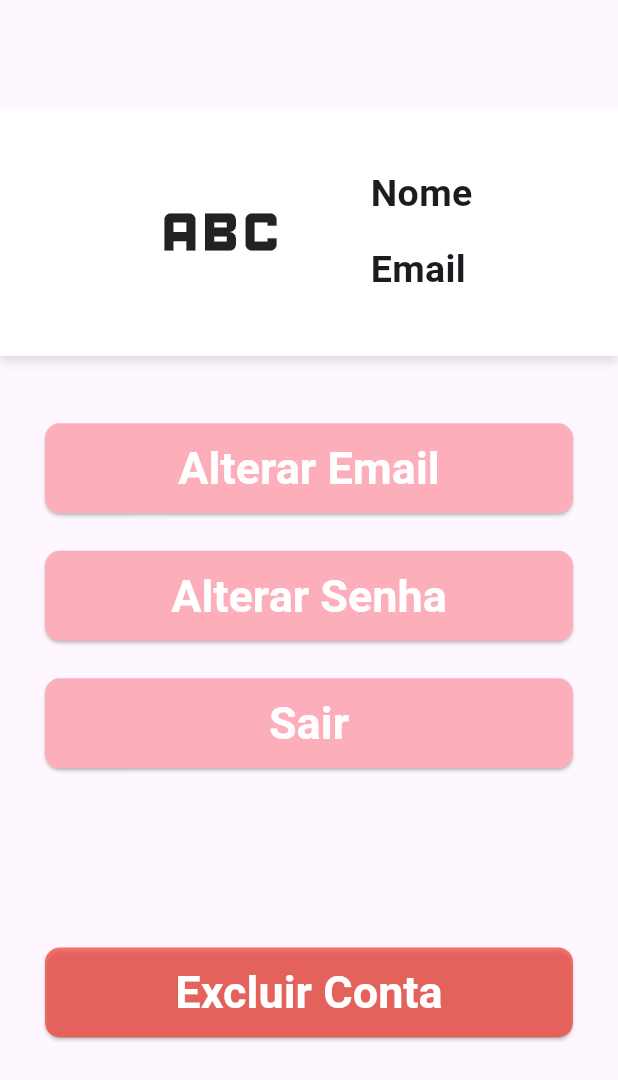
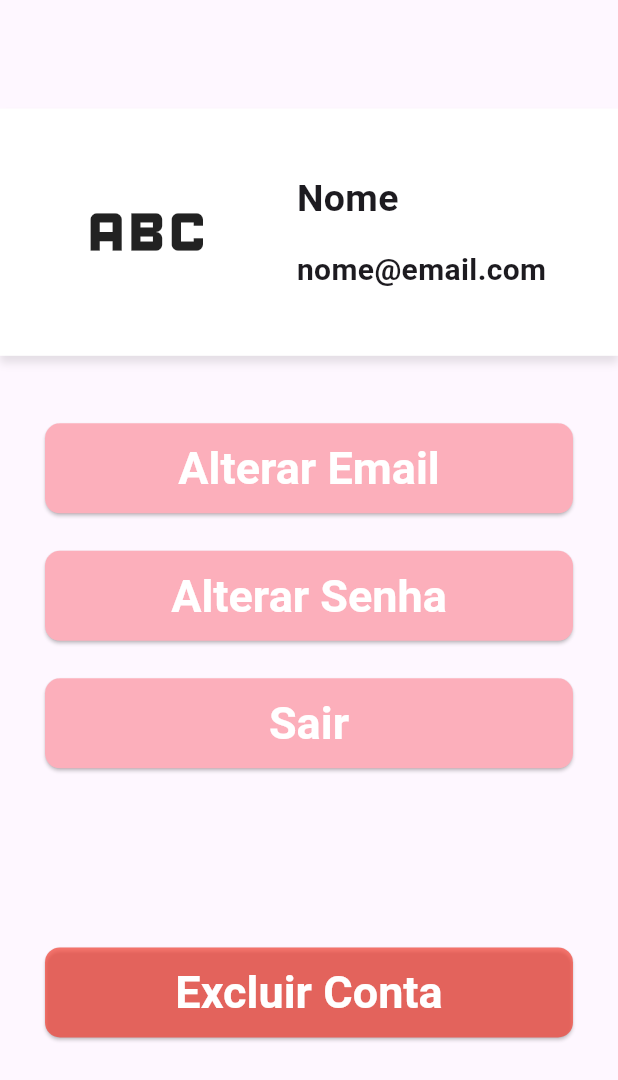
Before and after one commit to HenryGFiedler/Floricultura, a Flutter app: the ProfileScreen screen opened directly, on a phone screen of 412 x 824 dp. Shown: the top 1080 px of the screen. Run offline on Flutter 3.47's test engine with Material 3 defaults, Android fonts, the phone set to English and light mode, and no system bars; drawn by our look-alikes of auto_size_text.

Commit message:
Card text fix

```diff
--- a/lib/components/info_card.dart
+++ b/lib/components/info_card.dart
@@ -113,6 +113,7 @@ class InfoCard extends StatelessWidget {
                       Spacer(),
                       Wrap(
                         direction: Axis.horizontal,
+                        alignment: WrapAlignment.center,
                         children: [
                           IntrinsicWidth(
                             child: MainButton(
--- a/lib/components/menu_item.dart
+++ b/lib/components/menu_item.dart
@@ -22,7 +22,7 @@ class MenuItemModel {
       screenBuilder: () => PedidosScreen(),
     ),
     MenuItemModel(
-      title: "pei",
+      title: "Perfil",
       icon: Icons.circle,
       screenBuilder: () => ProfileScreen(),
     ),
--- a/lib/screens/profile_screen.dart
+++ b/lib/screens/profile_screen.dart
@@ -6,7 +6,7 @@ class ProfileScreen extends StatelessWidget {
   const ProfileScreen({super.key});
 
   final String nome = 'Nome';
-  final String email = 'Email';
+  final String email = 'nome@email.com';
 
   @override
   Widget build(BuildContext context) {
```
